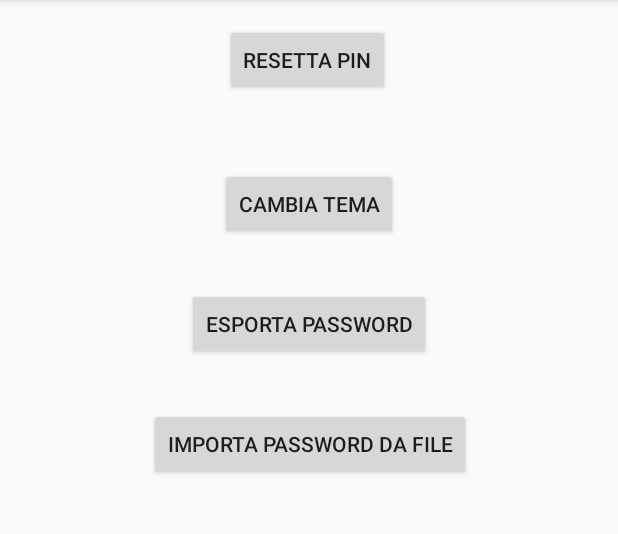
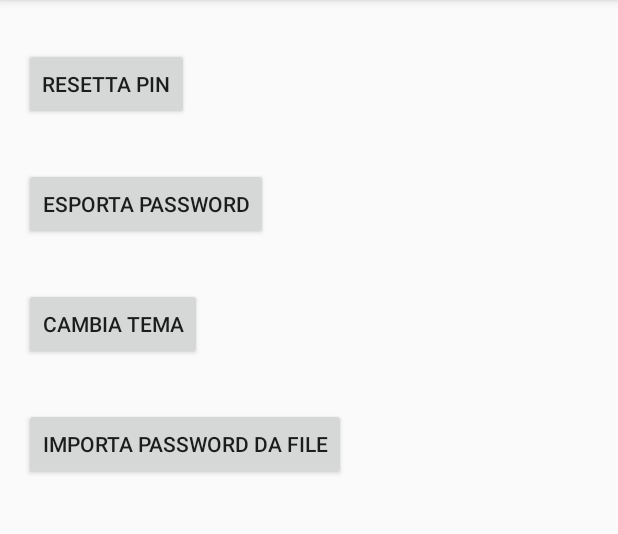
Before and after one commit to DanieleEmilioPassarella/PasswordManager, an Android app: the SettingsActivity screen opened directly, with no data from a screen before it, on a phone screen of 412 x 824 dp, the part 84-618 px from its top. Run offline under Robolectric (Android 15) with nearby library versions, the phone set to English and light mode, and no system bars; libraries missing offline, so code that uses them is left out: com.obsez.android, org.greenrobot.greendao.

Commit message:
Settings page layout update

```diff
--- a/app/src/main/java/reti/com/passwordmanager/SettingsActivity.java
+++ b/app/src/main/java/reti/com/passwordmanager/SettingsActivity.java
@@ -15,6 +15,7 @@ import android.support.design.widget.Snackbar;
 import android.support.v7.app.AlertDialog;
 import android.support.v7.app.AppCompatActivity;
 import android.os.Bundle;
+import android.support.v7.widget.LinearLayoutCompat;
 import android.text.Editable;
 import android.text.TextWatcher;
 import android.util.Log;
@@ -26,6 +27,7 @@ import android.view.inputmethod.InputMethodManager;
 import android.widget.Button;
 import android.widget.EditText;
 import android.widget.ImageView;
+import android.widget.LinearLayout;
 import android.widget.TextView;
 import android.widget.Toast;
 
@@ -67,6 +69,7 @@ public class SettingsActivity extends AppCompatActivity {
     private Boolean validatorNewPin1 = false;
     private Boolean validatorNewPin2 = false;
     private Context selfContext;
+    private LinearLayout pinView;
 
     @Override
     protected void onCreate(final Bundle savedInstanceState) {
@@ -83,6 +86,7 @@ public class SettingsActivity extends AppCompatActivity {
         buttonChangeTheme = (Button) findViewById(R.id.bt_changeTheme);
         buttonExportPassword = (Button) findViewById(R.id.bt_esportaPassword);
         buttonImportPassword = (Button) findViewById(R.id.setting_btn_import);
+        pinView = (LinearLayout) findViewById(R.id.setting_linearlayout_pin);
         et_oldPin = (EditText) findViewById(R.id.oldPinET);
         et_newPin1 = (EditText) findViewById(R.id.newPinET1);
         et_newPin2 = (EditText) findViewById(R.id.newPinET2);
@@ -263,13 +267,13 @@ public class SettingsActivity extends AppCompatActivity {
                                 FileInputStream fis = new FileInputStream(path);
                                 FileOutputStream fos = openFileOutput(HomeActivity.DB_FILE, MODE_PRIVATE);
                                 Utility.copyFile(fis,fos);
-                                Snackbar.make(findViewById(R.id.constraintLayout2),"File import successful imported!",Snackbar.LENGTH_LONG).show();
+                                Snackbar.make(findViewById(R.id.setting_scrollview),"File import successful imported!",Snackbar.LENGTH_LONG).show();
                             }catch (IOException e){
                                 e.printStackTrace();
-                                Snackbar.make(findViewById(R.id.constraintLayout2),"Invalid File path!",Snackbar.LENGTH_LONG).show();
+                                Snackbar.make(findViewById(R.id.setting_scrollview),"Invalid File path!",Snackbar.LENGTH_LONG).show();
                             }
                         }else {
-                            Snackbar.make(findViewById(R.id.constraintLayout2),"File not supported!",Snackbar.LENGTH_LONG).show();
+                            Snackbar.make(findViewById(R.id.setting_scrollview),"File not supported!",Snackbar.LENGTH_LONG).show();
                         }
                     }
                 })
@@ -308,6 +312,7 @@ public class SettingsActivity extends AppCompatActivity {
     }
 
     private void hideResetPinView() {
+        pinView.setVisibility(View.GONE);
         buttonConfirmPin.setVisibility(View.GONE);
         disableConfirmResetPinButton();
         et_oldPin.setVisibility(View.GONE);
@@ -322,6 +327,7 @@ public class SettingsActivity extends AppCompatActivity {
     }
 
     private void showResetPinView() {
+        pinView.setVisibility(View.VISIBLE);
         buttonConfirmPin.setVisibility(View.VISIBLE);
         et_oldPin.setVisibility(View.VISIBLE);
         et_newPin1.setVisibility(View.VISIBLE);
--- a/app/src/main/res/layout/activity_settings.xml
+++ b/app/src/main/res/layout/activity_settings.xml
@@ -2,46 +2,121 @@
 <ScrollView xmlns:android="http://schemas.android.com/apk/res/android"
     xmlns:app="http://schemas.android.com/apk/res-auto"
     xmlns:tools="http://schemas.android.com/tools"
+    android:id="@+id/setting_scrollview"
     android:layout_width="match_parent"
     android:layout_height="match_parent"
     android:fillViewport="true"
     tools:context="reti.com.passwordmanager.SettingsActivity">
 
-    <android.support.constraint.ConstraintLayout
+    <LinearLayout
+        android:id="@+id/setting_linearlayout_main"
         android:layout_width="match_parent"
-        android:layout_height="match_parent">
+        android:layout_height="wrap_content"
+        android:orientation="vertical">
 
         <Button
             android:id="@+id/buttonResetPin"
             android:layout_width="wrap_content"
             android:layout_height="wrap_content"
-            android:layout_marginEnd="8dp"
-            android:layout_marginStart="32dp"
-            android:layout_marginTop="16dp"
-            android:text="@string/setting_button_resetPin"
-            app:layout_constraintHorizontal_bias="0.45"
-            app:layout_constraintTop_toTopOf="parent"
-            android:layout_marginRight="8dp"
-            app:layout_constraintRight_toRightOf="parent"
-            android:layout_marginLeft="8dp"
-            app:layout_constraintLeft_toLeftOf="parent" />
+            android:layout_marginLeft="16dp"
+            android:layout_marginTop="32dp"
+            android:text="@string/setting_button_resetPin" />
+
+        <LinearLayout
+            android:id="@+id/setting_linearlayout_pin"
+            android:layout_width="match_parent"
+            android:layout_height="match_parent"
+            android:orientation="vertical">
+
+            <LinearLayout
+                android:layout_width="match_parent"
+                android:layout_height="match_parent"
+                android:layout_marginLeft="16dp"
+
+                android:orientation="horizontal">
 
                 <EditText
                     android:id="@+id/oldPinET"
                     android:layout_width="150dp"
                     android:layout_height="wrap_content"
+                    android:layout_marginTop="32dp"
+                    android:hint="@string/setting_oldpin_hint"
+                    android:inputType="numberPassword" />
+
+                <ImageView
+                    android:id="@+id/iv_oldPin"
+                    android:layout_width="30dp"
+                    android:layout_height="30dp"
+                    android:layout_marginBottom="8dp"
+                    android:layout_marginLeft="8dp"
+                    android:layout_marginStart="8dp"
+                    android:layout_marginTop="36dp"
+                    app:srcCompat="@drawable/ic_unchecked" />
+
+            </LinearLayout>
+
+            <LinearLayout
+                android:layout_width="match_parent"
+                android:layout_height="match_parent"
                 android:layout_marginLeft="16dp"
-            android:layout_marginTop="16dp"
+                android:orientation="horizontal">
+
+                <EditText
+                    android:id="@+id/newPinET1"
+                    android:layout_width="150dp"
+                    android:layout_height="wrap_content"
+                    android:layout_marginTop="32dp"
                     android:ems="10"
-            android:hint="@string/setting_oldpin_hint"
-            android:inputType="numberPassword"
-            android:singleLine="true"
-            app:layout_constraintLeft_toLeftOf="parent"
-            app:layout_constraintTop_toBottomOf="@+id/buttonResetPin" />
+                    android:hint="@string/setting_newpin_hint"
+                    android:inputType="numberPassword" />
+
+                <ImageView
+                    android:id="@+id/iv_newPin1"
+                    android:layout_width="30dp"
+                    android:layout_height="30dp"
+                    android:layout_marginBottom="8dp"
+                    android:layout_marginLeft="8dp"
+                    android:layout_marginStart="8dp"
+                    android:layout_marginTop="36dp"
+
+                    app:srcCompat="@drawable/ic_unchecked" />
+
+
+            </LinearLayout>
+
+            <LinearLayout
+                android:layout_width="match_parent"
+                android:layout_height="wrap_content"
+                android:layout_marginLeft="16dp"
+
+                android:orientation="horizontal">
+
+                <EditText
+                    android:id="@+id/newPinET2"
+                    android:layout_width="150dp"
+                    android:layout_height="wrap_content"
+                    android:layout_marginTop="32dp"
+                    android:hint="@string/setting_newpin_hint"
+                    android:inputType="numberPassword" />
+
+                <ImageView
+                    android:id="@+id/iv_newPin2"
+                    android:layout_width="30dp"
+                    android:layout_height="30dp"
+                    android:layout_marginBottom="8dp"
+                    android:layout_marginLeft="8dp"
+                    android:layout_marginStart="8dp"
+                    android:layout_marginTop="36dp"
+                    app:layout_constraintBottom_toBottomOf="@+id/newPinET2"
+                    app:layout_constraintLeft_toRightOf="@+id/newPinET2"
+                    app:layout_constraintTop_toTopOf="@+id/newPinET2"
+                    app:srcCompat="@drawable/ic_unchecked" />
+
+            </LinearLayout>
 
             <Button
                 android:id="@+id/buttonConfirmPin"
-            android:layout_width="wrap_content"
+                android:layout_width="match_parent"
                 android:layout_height="wrap_content"
                 android:layout_marginBottom="8dp"
                 android:layout_marginEnd="8dp"
@@ -56,91 +131,13 @@
                 app:layout_constraintTop_toTopOf="@+id/oldPinET"
                 app:layout_constraintVertical_bias="0.5" />
 
-        <EditText
-            android:id="@+id/newPinET2"
-            android:layout_width="0dp"
-            android:layout_height="wrap_content"
-            android:layout_marginTop="31dp"
-            android:ems="10"
-            android:hint="@string/setting_newpin_hint"
-            android:inputType="numberPassword"
-            app:layout_constraintHorizontal_bias="0.0"
-            app:layout_constraintLeft_toLeftOf="@+id/oldPinET"
-            app:layout_constraintRight_toRightOf="@+id/oldPinET"
-            app:layout_constraintTop_toBottomOf="@+id/newPinET1" />
-
-        <EditText
-            android:id="@+id/newPinET1"
-            android:layout_width="0dp"
-            android:layout_height="wrap_content"
-            android:layout_marginTop="34dp"
-            android:ems="10"
-            android:hint="@string/setting_newpin_hint"
-            android:inputType="numberPassword"
-            app:layout_constraintHorizontal_bias="1.0"
-            app:layout_constraintLeft_toLeftOf="@+id/oldPinET"
-            app:layout_constraintRight_toRightOf="@+id/oldPinET"
-            app:layout_constraintTop_toBottomOf="@+id/oldPinET" />
-
-        <ImageView
-            android:id="@+id/iv_newPin2"
-            android:layout_width="30dp"
-            android:layout_height="30dp"
-            android:layout_marginBottom="8dp"
-            android:layout_marginLeft="8dp"
-            android:layout_marginStart="8dp"
-            android:layout_marginTop="8dp"
-            app:layout_constraintBottom_toBottomOf="@+id/newPinET2"
-            app:layout_constraintLeft_toRightOf="@+id/newPinET2"
-            app:layout_constraintTop_toTopOf="@+id/newPinET2"
-            app:srcCompat="@drawable/ic_unchecked" />
-
-        <ImageView
-            android:id="@+id/iv_newPin1"
-            android:layout_width="30dp"
-            android:layout_height="30dp"
-            android:layout_marginBottom="8dp"
-            android:layout_marginLeft="8dp"
-            android:layout_marginStart="8dp"
-            android:layout_marginTop="8dp"
-            app:layout_constraintBottom_toBottomOf="@+id/newPinET1"
-            app:layout_constraintLeft_toRightOf="@+id/newPinET1"
-            app:layout_constraintTop_toTopOf="@+id/newPinET1"
-            app:layout_constraintVertical_bias="0.666"
-            app:srcCompat="@drawable/ic_unchecked" />
-
-        <ImageView
-            android:id="@+id/iv_oldPin"
-            android:layout_width="30dp"
-            android:layout_height="30dp"
-            android:layout_marginBottom="8dp"
-            android:layout_marginLeft="8dp"
-            android:layout_marginStart="8dp"
-            android:layout_marginTop="8dp"
-            app:layout_constraintBottom_toBottomOf="@+id/oldPinET"
-            app:layout_constraintLeft_toRightOf="@+id/oldPinET"
-            app:layout_constraintTop_toTopOf="@+id/oldPinET"
-            app:srcCompat="@drawable/ic_unchecked" />
-
-        <android.support.constraint.ConstraintLayout
-            android:layout_width="0dp"
-            android:layout_height="0dp"
-            android:layout_marginTop="16dp"
-            app:layout_constraintTop_toBottomOf="@+id/newPinET2"
-            app:layout_constraintBottom_toBottomOf="parent"
-            android:layout_marginBottom="8dp"
-            android:layout_marginLeft="0dp"
-            app:layout_constraintVertical_bias="0.0"
-            app:layout_constraintLeft_toLeftOf="parent"
-            android:layout_marginRight="0dp"
-            app:layout_constraintRight_toRightOf="parent"
-            android:id="@+id/constraintLayout2">
+        </LinearLayout>
 
         <Button
             android:id="@+id/bt_esportaPassword"
             android:layout_width="wrap_content"
             android:layout_height="wrap_content"
-                android:layout_marginLeft="0dp"
+            android:layout_marginLeft="16dp"
             android:layout_marginRight="0dp"
             android:layout_marginTop="32dp"
             android:text="@string/setting_button_export"
@@ -152,7 +149,7 @@
             android:id="@+id/bt_changeTheme"
             android:layout_width="wrap_content"
             android:layout_height="wrap_content"
-                android:layout_marginLeft="0dp"
+            android:layout_marginLeft="16dp"
             android:layout_marginRight="0dp"
             android:layout_marginTop="32dp"
             android:text="@string/setting_button_changeColorTheme"
@@ -165,18 +162,18 @@
             android:id="@+id/setting_btn_import"
             android:layout_width="wrap_content"
             android:layout_height="wrap_content"
-                android:layout_marginLeft="0dp"
+            android:layout_marginBottom="8dp"
+            android:layout_marginLeft="16dp"
             android:layout_marginRight="0dp"
+            android:layout_marginTop="32dp"
             android:text="@string/setting_button_import"
+            app:layout_constraintHorizontal_bias="0.503"
             app:layout_constraintLeft_toLeftOf="parent"
             app:layout_constraintRight_toRightOf="parent"
-                app:layout_constraintHorizontal_bias="0.503"
-                android:layout_marginBottom="8dp"
-                android:layout_marginTop="32dp"
             app:layout_constraintTop_toBottomOf="@+id/bt_esportaPassword"
             app:layout_constraintVertical_bias="0.49" />
 
-        </android.support.constraint.ConstraintLayout>
 
-    </android.support.constraint.ConstraintLayout>
+    </LinearLayout>
+
 </ScrollView>
--- a/app/src/main/res/menu/password_menu.xml
+++ b/app/src/main/res/menu/password_menu.xml
@@ -6,24 +6,24 @@
         android:id="@+id/filter"
         android:icon="@drawable/ic_filter"
         android:title="@string/menu_filter_title"
-        app:showAsAction="ifRoom"
+        app:showAsAction="always"
         android:orderInCategory="0" />
     <item
         android:id="@+id/addCategory"
         android:icon="@drawable/ic_playlist_add_black_24dp"
         android:title="@string/menu_category_title"
-        app:showAsAction="ifRoom"
+        app:showAsAction="always"
         android:orderInCategory="1" />
     <item
         android:id="@+id/addPassword"
         android:icon="@drawable/ic_add_black_24dp"
         android:title="@string/menu_password_title"
-        app:showAsAction="ifRoom"
+        app:showAsAction="always"
         android:orderInCategory="2" />
     <item
         android:id="@+id/settings"
         android:icon="@drawable/ic_settings_black_24dp"
         android:title="Settings"
-        app:showAsAction="ifRoom"
+        app:showAsAction="always"
         android:orderInCategory="3" />
 </menu>
```
Lines whose indentation alone changed are shown as unchanged.
